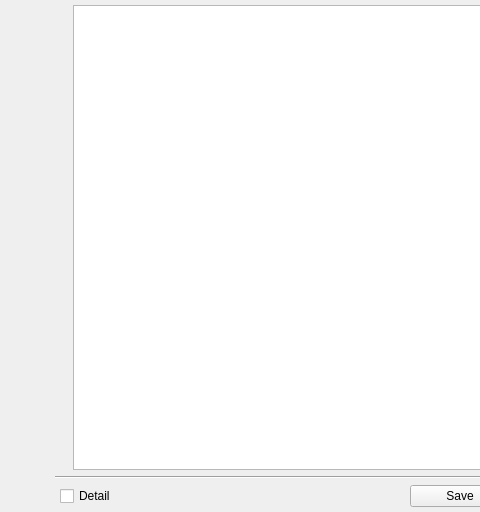
Qt form job/job_view_cmd.ui (emako/qvs) before a commit; both pictures show x 0 to 480 and y 0 to 512 of the 725 by 512 pixel window.
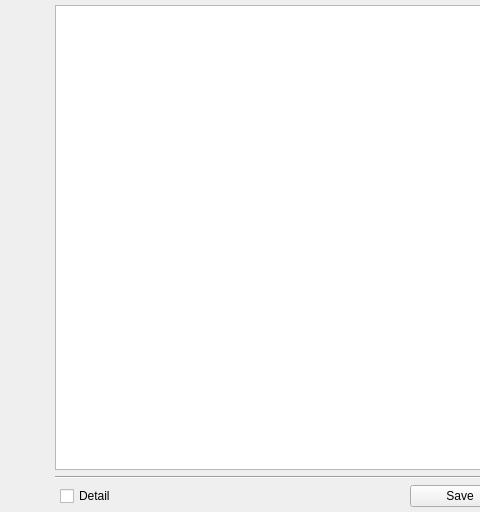
The same form after that commit. Icons and pictures are not drawn.

Commit message:
fixed job view color not-uniform
added job view current time

Diff of the .ui file:
```diff
--- a/job/job_view_cmd.ui
+++ b/job/job_view_cmd.ui
@@ -48,8 +48,20 @@
        <number>0</number>
       </property>
       <item>
-       <widget class="QWidget" name="widget" native="true">
+       <widget class="QWidget" name="widgetIcon" native="true">
         <layout class="QVBoxLayout" name="verticalLayout_2">
+         <property name="leftMargin">
+          <number>0</number>
+         </property>
+         <property name="topMargin">
+          <number>0</number>
+         </property>
+         <property name="rightMargin">
+          <number>0</number>
+         </property>
+         <property name="bottomMargin">
+          <number>0</number>
+         </property>
          <item>
           <widget class="QLabel" name="labelLogo">
            <property name="minimumSize">
@@ -120,7 +132,7 @@
     </widget>
    </item>
    <item>
-    <widget class="QWidget" name="widget" native="true">
+    <widget class="QWidget" name="widgetSpacer" native="true">
      <layout class="QHBoxLayout" name="horizontalLayout_3">
       <property name="spacing">
        <number>0</number>
@@ -167,7 +179,7 @@
     </widget>
    </item>
    <item>
-    <widget class="QWidget" name="widget" native="true">
+    <widget class="QWidget" name="widgetButton" native="true">
      <layout class="QHBoxLayout" name="horizontalLayout">
       <property name="spacing">
        <number>5</number>
```
Left out of the diff: 2 changed lines with no effect on the pictures. The commit also changes 8 other files.
